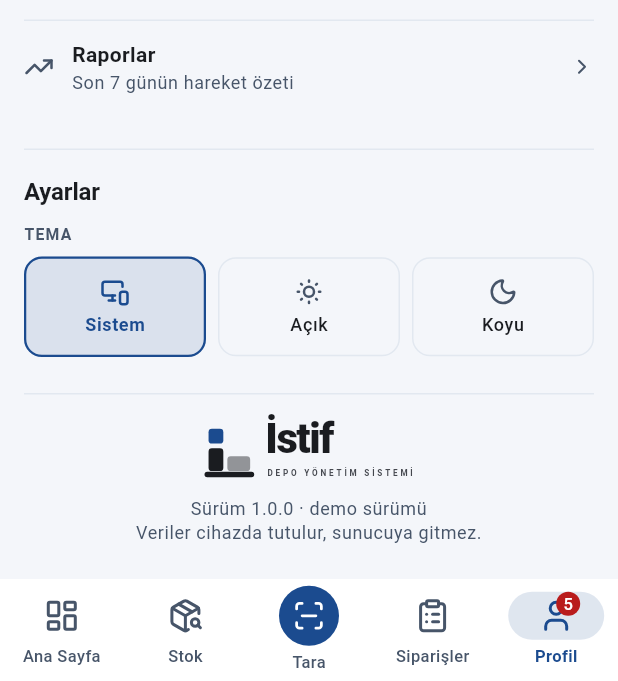
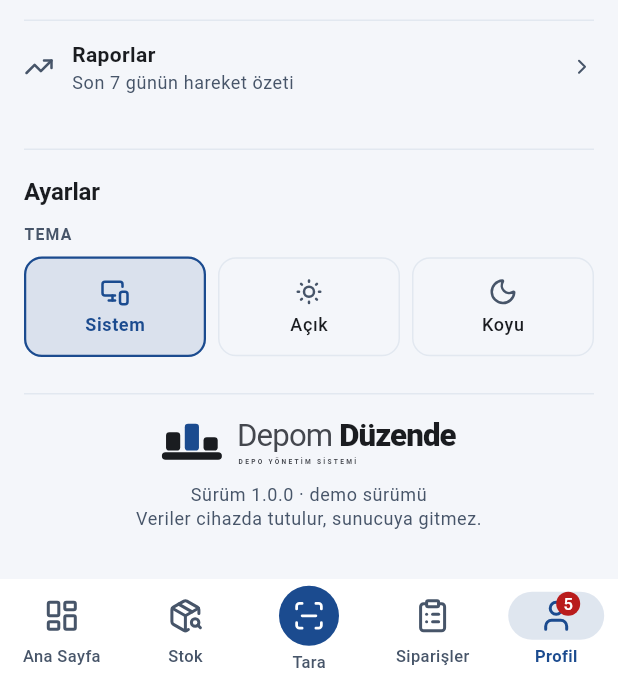
Before and after one commit to emiryavuz-13/Warehouse-Management-System, a Flutter app: the screen it shows after launch, item 5 of the bottom bar chosen, scrolled down 307 dp, on a phone screen of 412 x 824 dp, the part 555-1236 px from its top. Run offline on Flutter 3.47's test engine with Material 3 defaults, Android fonts, the phone set to English and light mode, and no system bars; our stand-ins replace equatable, fl_chart, flutter_riverpod, go_router, lucide_icons_flutter, shared_preferences and 1 more; missing offline and left inert: mobile_scanner.

Commit message:
feat: marka yenilendi — Depom Düzende
Önceki ad ve işaret (İstif) beğenilmedi, yerine "Depom Düzende" geldi.

Bu bir üründen çok bir iddia: depom düzende. Uygulamanın vaat ettiği tek
şey zaten bu — malın nerede olduğunu bilmek.

Yazılış: "Depom" ince ve soluk, "Düzende" kalın ve koyu. İki kelime iki
işi bölüşür; biri sahibini söyler, diğeri iddiayı. Tek satırda kalır,
dar yerlerde bölünmez. BrandWordmark bunu tek bir Text.rich ile kurar,
iki ayrı Text ile değil: aradaki boşluk satır sonuna denk gelirse ad
ikiye ayrılmasın diye.

İşaret: bir rafa hizalanmış üç koli, ortadaki vurgulu. Düzen fikri
hizadan geliyor — aynı taban, eşit aralık. İşaret kareden geniş
(yaklaşık 5:3), bu yüzden BrandMark'ta size genişliktir ve yükseklik
ondan türetilir; kareye sıkıştırılsaydı üstte kocaman boşluk kalırdı.

- lib/core/widgets/brand_mark.dart — BrandMark, BrandWordmark,
  BrandLockup. istif_mark.dart kaldırıldı.
- Ana ekranda uygulama adı "Depom": Android orada 11-12 karakterden
  fazlasını göstermiyor, tam ad "Depom Düze…" diye kesiliyordu. Kısa
  çağırma adı AppConstants.appShortName olarak ayrıldı.
- Launcher ikonu ve uyarlanabilir ikon beş yoğunlukta yeniden üretildi.
- docs/brand/ yenilendi, README başlığı değişti.

Alt yazıda toUpperCaseTr() kullanılıyor: Dart'ın toUpperCase'i
"Sistemi"yi "SISTEMI" yapıyor, noktalı İ için Türkçe kuralı gerekiyor.

Co-Authored-By: Claude Opus 5 <noreply@anthropic.com>

```diff
--- a/lib/core/constants/app_constants.dart
+++ b/lib/core/constants/app_constants.dart
@@ -5,9 +5,16 @@
 abstract final class AppConstants {
   /// Uygulama adı.
   ///
-  /// *İstif* deponun kendi sözcüğü: malı rafa düzenli biçimde yerleştirmek.
-  /// Marka işareti için [IstifMark].
-  static const String appName = 'İstif';
+  /// Bir isimden çok bir iddia: *depom düzende*. Yazılışında "Depom" ince,
+  /// "Düzende" kalındır — [BrandWordmark] bunu kuruyor.
+  static const String appName = 'Depom Düzende';
+
+  /// Ana ekranda ikonun altında yazan kısa ad.
+  ///
+  /// Android bu alanda yaklaşık 11-12 karakter gösterir; tam ad orada
+  /// "Depom Düze…" diye kesilirdi. Kısa çağırma adı ile tam adın ayrılması
+  /// yaygın bir uygulamadır.
+  static const String appShortName = 'Depom';
 
   /// Adın altında duran açıklama — açılış ve profil ekranında.
   static const String appTagline = 'Depo Yönetim Sistemi';
--- /dev/null
+++ b/lib/core/widgets/brand_mark.dart
@@ -0,0 +1,190 @@
+import 'package:flutter/material.dart';
+
+import '../../app/theme/app_spacing.dart';
+import '../constants/app_constants.dart';
+import '../extensions/string_extensions.dart';
+
+/// Uygulamanın marka işareti.
+///
+/// Bir rafa **hizalanmış** üç koli, ortadaki vurgulu. İsim "Depom Düzende";
+/// düzen fikri işarette hizadan geliyor — kutular aynı tabana oturmuş, eşit
+/// aralıklı, hiçbiri yamuk değil. Dağınık bir depoyu çizmek kolaydı ama
+/// uygulamanın vaat ettiği şey dağınıklık değil.
+///
+/// PNG yerine [CustomPaint]: işaret her boyda keskin çizilsin ve renklerini
+/// temadan alsın diye. Koyu temada koliler beyaza döner, açık temada
+/// mürekkep rengine — tek bir varlık dosyası iki temayı da karşılayamazdı.
+///
+/// İşaret kareden geniştir (yaklaşık 5:3). [size] **genişliktir**, yükseklik
+/// ondan türetilir; kare bir kutuya sıkıştırılsaydı üstte kocaman bir boşluk
+/// kalırdı.
+class BrandMark extends StatelessWidget {
+  const BrandMark({this.size = 48, this.color, this.accent, super.key});
+
+  /// İşaretin genişliği.
+  final double size;
+
+  /// Raf ve kenardaki kolilerin rengi. Verilmezse metin rengi.
+  final Color? color;
+
+  /// Ortadaki kolinin rengi. Verilmezse temanın birincil rengi.
+  final Color? accent;
+
+  /// Genişliğin yüksekliğe oranı — çizimin kendi ölçüsünden gelir.
+  static const double aspectRatio =
+      _BrandMarkPainter._contentWidth / _BrandMarkPainter._contentHeight;
+
+  @override
+  Widget build(BuildContext context) {
+    final ThemeData theme = Theme.of(context);
+
+    return SizedBox(
+      width: size,
+      height: size / aspectRatio,
+      child: CustomPaint(
+        painter: _BrandMarkPainter(
+          ink: color ?? theme.colorScheme.onSurface,
+          accent: accent ?? theme.colorScheme.primary,
+        ),
+      ),
+    );
+  }
+}
+
+class _BrandMarkPainter extends CustomPainter {
+  const _BrandMarkPainter({required this.ink, required this.accent});
+
+  final Color ink;
+  final Color accent;
+
+  // Çizim 48'lik bir ızgarada tasarlandı; aşağıdaki değerler o ızgaradan.
+  // Dolu alan yalnızca bir bölümünü kaplıyor, bu yüzden ölçek dolu alana
+  // göre hesaplanır — işaretin etrafında kendiliğinden boşluk kalmaz.
+  static const double _left = 6;
+  static const double _top = 19;
+  static const double _contentWidth = 36;
+  static const double _contentHeight = 21.5;
+
+  @override
+  void paint(Canvas canvas, Size size) {
+    final double scale = size.width / _contentWidth;
+    final Paint inkPaint = Paint()..color = ink;
+
+    void box(double x, double y, double w, double h, double r, Paint paint) {
+      canvas.drawRRect(
+        RRect.fromRectAndRadius(
+          Rect.fromLTWH(
+            (x - _left) * scale,
+            (y - _top) * scale,
+            w * scale,
+            h * scale,
+          ),
+          Radius.circular(r * scale),
+        ),
+        paint,
+      );
+    }
+
+    // Raf: hepsinin üstünde durduğu ortak taban.
+    box(6, 36, 36, 4.5, 2.25, inkPaint);
+    // Üç koli — aynı tabana oturmuş, eşit aralıklı.
+    box(8.5, 24, 8.5, 11, 2, inkPaint);
+    box(19.75, 19, 8.5, 16, 2, Paint()..color = accent);
+    box(31, 27, 8.5, 8, 2, inkPaint);
+  }
+
+  @override
+  bool shouldRepaint(_BrandMarkPainter old) =>
+      old.ink != ink || old.accent != accent;
+}
+
+/// Uygulama adının yazılışı.
+///
+/// İki kelime iki işi bölüşür: "Depom" sahibini söyler, **"Düzende"** iddiayı.
+/// Ağırlık farkı gözün nereye bakacağını söyler ve ad tek satırda kalır —
+/// dar yerlerde ikiye bölünmez.
+///
+/// Tek bir [Text.rich] olarak kurulur, iki ayrı [Text] olarak değil: aradaki
+/// boşluk satır sonuna denk gelirse ad bölünmesin ve metin arama araçları
+/// adı bütün görsün diye.
+class BrandWordmark extends StatelessWidget {
+  const BrandWordmark({this.fontSize = 24, super.key});
+
+  final double fontSize;
+
+  @override
+  Widget build(BuildContext context) {
+    final ThemeData theme = Theme.of(context);
+
+    return Text.rich(
+      TextSpan(
+        children: <InlineSpan>[
+          TextSpan(
+            text: 'Depom ',
+            style: TextStyle(
+              fontWeight: FontWeight.w400,
+              color: theme.colorScheme.onSurfaceVariant,
+            ),
+          ),
+          const TextSpan(
+            text: 'Düzende',
+            style: TextStyle(fontWeight: FontWeight.w800),
+          ),
+        ],
+      ),
+      maxLines: 1,
+      overflow: TextOverflow.ellipsis,
+      style: theme.textTheme.headlineSmall?.copyWith(
+        fontSize: fontSize,
+        height: 1,
+        letterSpacing: -fontSize * 0.028,
+      ),
+    );
+  }
+}
+
+/// İşaret ve adın birlikte kullanıldığı yatay hâli.
+///
+/// Yalnızca markanın kendisini gösteren yerlerde kullanılır — açılış ekranı
+/// ve profil. Operasyonel ekranlarda logo yoktur: depo çalışanının ekranında
+/// marka değil talimat durmalı.
+class BrandLockup extends StatelessWidget {
+  const BrandLockup({this.markSize = 44, this.showTagline = true, super.key});
+
+  final double markSize;
+  final bool showTagline;
+
+  @override
+  Widget build(BuildContext context) {
+    final ThemeData theme = Theme.of(context);
+
+    return Row(
+      mainAxisSize: MainAxisSize.min,
+      children: <Widget>[
+        BrandMark(size: markSize),
+        SizedBox(width: markSize * 0.26),
+        Column(
+          mainAxisSize: MainAxisSize.min,
+          crossAxisAlignment: CrossAxisAlignment.start,
+          children: <Widget>[
+            BrandWordmark(fontSize: markSize * 0.52),
+            if (showTagline) ...<Widget>[
+              const SizedBox(height: AppSpacing.xs),
+              Text(
+                // Dart'ın toUpperCase'i 'Sistemi'yi 'SISTEMI' yapar; noktalı İ
+                // için Türkçe kuralı gerekiyor.
+                AppConstants.appTagline.toUpperCaseTr(),
+                style: theme.textTheme.labelSmall?.copyWith(
+                  fontSize: markSize * 0.11,
+                  fontWeight: FontWeight.w700,
+                  letterSpacing: markSize * 0.038,
+                  color: theme.colorScheme.onSurfaceVariant,
+                ),
+              ),
+            ],
+          ],
+        ),
+      ],
+    );
+  }
+}
--- a/lib/core/widgets/istif_mark.dart
+++ /dev/null
@@ -1,136 +0,0 @@
-import 'package:flutter/material.dart';
-
-import '../../app/theme/app_spacing.dart';
-
-/// Uygulamanın marka işareti.
-///
-/// Bir raf, üstünde duran iki koli ve yerleşmeyi bekleyen bir koli daha —
-/// uygulamanın anlattığı akışın tamamı: mal gelir, rafa yerleşir, oradan
-/// alınır.
-///
-/// İşaretin ikinci bir okuması var: mavi kare ile altındaki gövde birlikte
-/// **İ** harfini kuruyor. Türkçenin noktalı İ'si burada bilinçli bir seçim;
-/// uygulamada büyük harf dönüşümü için ayrı bir çözüm yazmamıza sebep olan
-/// harf o.
-///
-/// PNG yerine [CustomPaint]: işaret her boyda keskin çizilsin ve renkleri
-/// temadan alsın diye. Koyu temada gövde beyaza döner, açık temada mürekkep
-/// rengine — tek bir varlık dosyası iki temayı da karşılayamazdı.
-class IstifMark extends StatelessWidget {
-  const IstifMark({this.size = 32, this.color, this.accent, super.key});
-
-  final double size;
-
-  /// Raf ve gövdenin rengi. Verilmezse metin rengi kullanılır.
-  final Color? color;
-
-  /// Bekleyen kolinin rengi. Verilmezse temanın birincil rengi.
-  final Color? accent;
-
-  @override
-  Widget build(BuildContext context) {
-    final ThemeData theme = Theme.of(context);
-
-    return SizedBox.square(
-      dimension: size,
-      child: CustomPaint(
-        painter: _IstifMarkPainter(
-          ink: color ?? theme.colorScheme.onSurface,
-          accent: accent ?? theme.colorScheme.primary,
-        ),
-      ),
-    );
-  }
-}
-
-class _IstifMarkPainter extends CustomPainter {
-  const _IstifMarkPainter({required this.ink, required this.accent});
-
-  final Color ink;
-  final Color accent;
-
-  /// İşaret 38x38'lik bir ızgarada tasarlandı; tüm ölçüler ona göre.
-  static const double _grid = 38;
-
-  @override
-  void paint(Canvas canvas, Size size) {
-    final double u = size.width / _grid;
-    final Paint inkPaint = Paint()..color = ink;
-
-    void box(double x, double y, double w, double h, double r, Paint paint) {
-      canvas.drawRRect(
-        RRect.fromRectAndRadius(
-          Rect.fromLTWH((x - 5) * u, (y - 5) * u, w * u, h * u),
-          Radius.circular(r * u),
-        ),
-        paint,
-      );
-    }
-
-    // Raf — her şeyin üstünde durduğu yer.
-    box(5.5, 38, 37, 4, 2, inkPaint);
-    // İ'nin gövdesi, rafta duran koli.
-    box(8.5, 20.5, 11, 17, 2.5, inkPaint);
-    // Yanındaki koli: gövdeden ayrılsın diye soluk.
-    box(22.5, 26.5, 17, 11, 2.5, Paint()..color = ink.withValues(alpha: 0.45));
-    // İ'nin noktası, yerleşmeyi bekleyen koli.
-    box(8.5, 6, 11, 11, 2.5, Paint()..color = accent);
-  }
-
-  @override
-  bool shouldRepaint(_IstifMarkPainter old) =>
-      old.ink != ink || old.accent != accent;
-}
-
-/// İşaret ve yazının birlikte kullanıldığı hâli.
-///
-/// Açılış ekranı ve profil gibi markanın kendisini gösteren yerlerde
-/// kullanılır; operasyonel ekranlarda logo yoktur — depo çalışanının
-/// ekranında marka değil talimat durmalı.
-class IstifLockup extends StatelessWidget {
-  const IstifLockup({this.markSize = 44, this.showTagline = true, super.key});
-
-  final double markSize;
-  final bool showTagline;
-
-  @override
-  Widget build(BuildContext context) {
-    final ThemeData theme = Theme.of(context);
-
-    return Row(
-      mainAxisSize: MainAxisSize.min,
-      crossAxisAlignment: CrossAxisAlignment.end,
-      children: <Widget>[
-        IstifMark(size: markSize),
-        SizedBox(width: markSize * 0.22),
-        Column(
-          mainAxisSize: MainAxisSize.min,
-          crossAxisAlignment: CrossAxisAlignment.start,
-          children: <Widget>[
-            Text(
-              'İstif',
-              style: theme.textTheme.displaySmall?.copyWith(
-                fontSize: markSize * 0.82,
-                fontWeight: FontWeight.w800,
-                letterSpacing: -1,
-                height: 1,
-              ),
-            ),
-            if (showTagline) ...<Widget>[
-              const SizedBox(height: AppSpacing.xs),
-              Text(
-                'DEPO YÖNETİM SİSTEMİ',
-                style: theme.textTheme.labelSmall?.copyWith(
-                  fontSize: markSize * 0.16,
-                  fontWeight: FontWeight.w700,
-                  letterSpacing: markSize * 0.055,
-                  color: theme.colorScheme.onSurfaceVariant,
-                ),
-              ),
-            ],
-          ],
-        ),
-      ],
-    );
-  }
-}
--- a/lib/core/widgets/widgets.dart
+++ b/lib/core/widgets/widgets.dart
@@ -16,8 +16,8 @@ export 'async_value_view.dart';
 export 'cards.dart';
 export 'dialogs.dart';
 export 'filter_sheet.dart';
+export 'brand_mark.dart';
 export 'info_widgets.dart';
-export 'istif_mark.dart';
 export 'list_entrance.dart';
 export 'location_breakdown.dart';
 export 'module_placeholder.dart';
--- a/lib/features/profile/presentation/profile_page.dart
+++ b/lib/features/profile/presentation/profile_page.dart
@@ -196,7 +196,7 @@ class _Body extends ConsumerWidget {
         Center(
           child: Column(
             children: <Widget>[
-              const IstifLockup(markSize: 34),
+              const BrandLockup(markSize: 40),
               const SizedBox(height: AppSpacing.md),
               Text(
                 'Sürüm ${AppConstants.appVersion} · demo sürümü\n'
--- a/lib/features/splash/presentation/splash_page.dart
+++ b/lib/features/splash/presentation/splash_page.dart
@@ -66,15 +66,12 @@ class _SplashPageState extends ConsumerState<SplashPage> {
         child: Column(
           mainAxisSize: MainAxisSize.min,
           children: <Widget>[
-            // Marka işareti yalnızca burada ve profilde görünür;
-            // operasyonel ekranlarda logo yoktur.
-            const IstifMark(size: 84),
+            // Marka yalnızca burada ve profilde görünür; operasyonel
+            // ekranlarda logo yoktur.
+            const BrandMark(size: 104),
             const SizedBox(height: AppSpacing.xl),
-            Text(
-              AppConstants.appName,
-              style: Theme.of(context).textTheme.headlineSmall,
-            ),
-            const SizedBox(height: AppSpacing.xs),
+            const BrandWordmark(fontSize: 27),
+            const SizedBox(height: AppSpacing.sm),
             Text(
               AppConstants.appTagline,
               style: Theme.of(context).textTheme.bodyMedium
```
Also changed, not shown: docs/brand/isaret.svg (added), docs/brand/istif-isaret.svg (deleted), docs/brand/istif-yatay.png (deleted), docs/brand/yatay-koyu.png (added), docs/brand/yatay.png (added), 13 other files.
